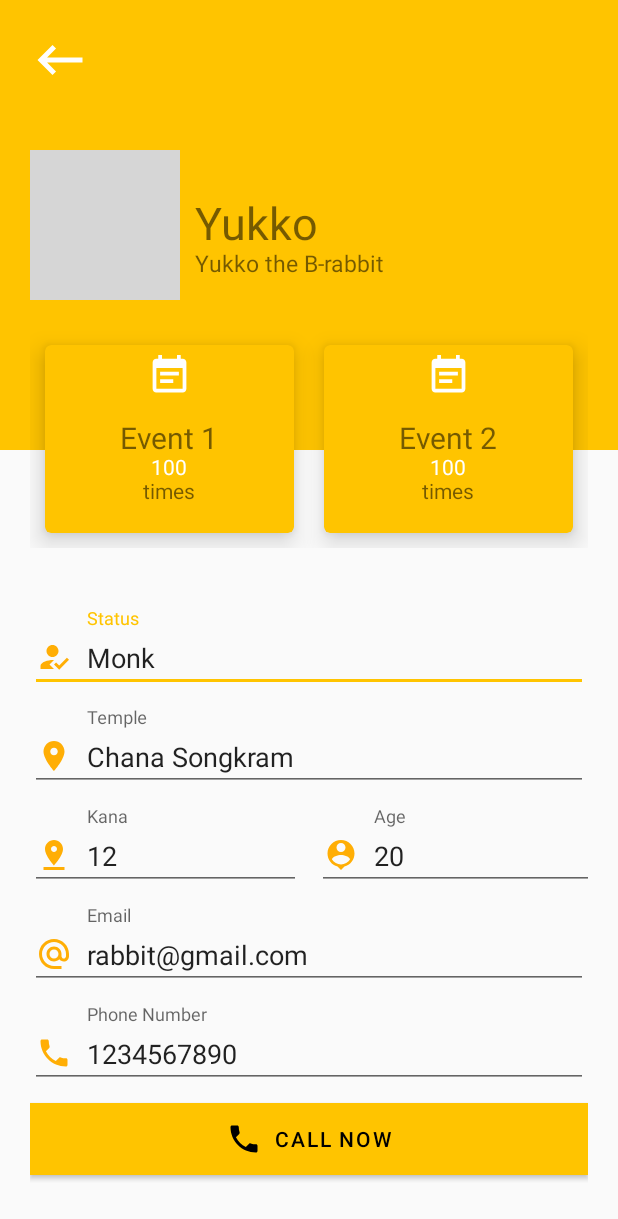
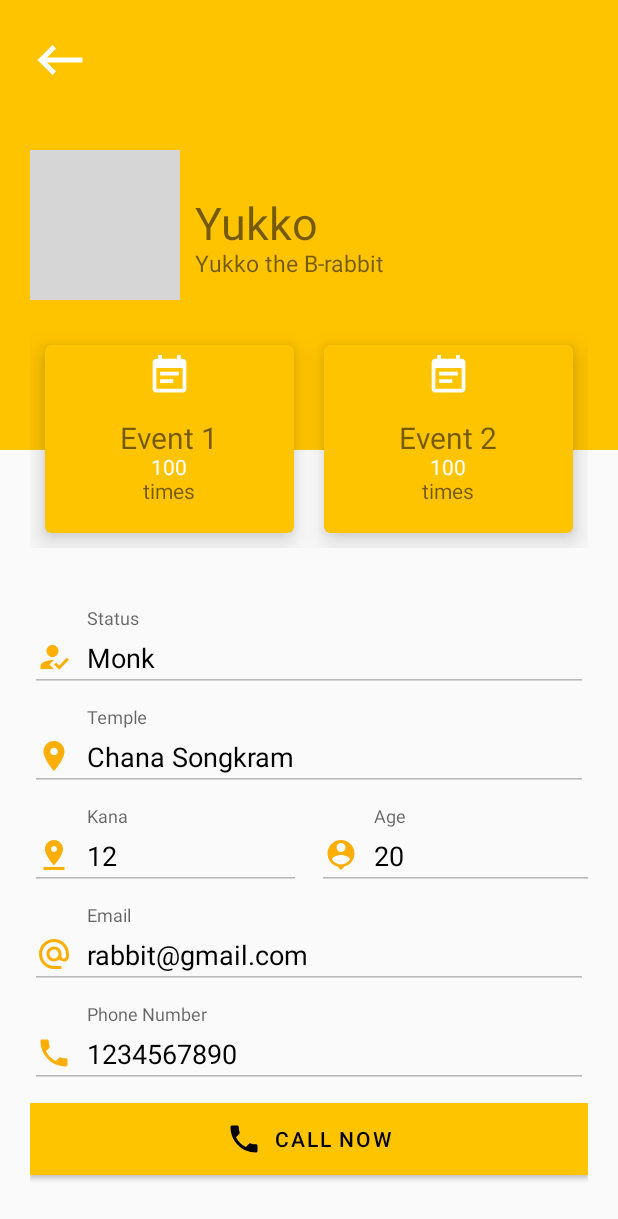
Before and after one commit to Alohadancemeow/App_demo4, an Android app: the ProfileReviewActivity screen opened directly, with no data from a screen before it, on a phone screen of 412 x 824 dp. Shown: the top 1219 px of the screen. Run offline under Robolectric (Android 15) with nearby library versions, the phone set to English and light mode, and no system bars; our stand-ins replace Firebase (no records; nobody signed in at launch, a user with empty details on screens opened directly); Roboto replaces fonts that are not available here; grey boxes are pictures that could not be loaded.

Commit message:
Add ProfileReviewActivity.kt, ... Data is completed!!

```diff
--- a/app/src/main/java/com/example/app_demo4/activity/ProfileReviewActivity.kt
+++ b/app/src/main/java/com/example/app_demo4/activity/ProfileReviewActivity.kt
@@ -3,6 +3,7 @@ package com.example.app_demo4.activity
 import androidx.appcompat.app.AppCompatActivity
 import android.os.Bundle
 import android.view.WindowManager
+import android.widget.Toast
 import com.example.app_demo4.R
 import com.google.firebase.firestore.FirebaseFirestore
 import kotlinx.android.synthetic.main.activity_profile_review.*
@@ -20,6 +21,7 @@ class ProfileReviewActivity : AppCompatActivity() {
         // set property
         mDatabase = FirebaseFirestore.getInstance()
 
+        // Receive intent from User 1/2 Fragments
         if (intent.extras != null) {
 
             val userId = intent.extras!!.get("userId").toString()
@@ -27,6 +29,8 @@ class ProfileReviewActivity : AppCompatActivity() {
             userRef.addSnapshotListener { value, error ->
 
                 if (error != null) finish()
+
+                Toast.makeText(baseContext, "User id: $userId", Toast.LENGTH_LONG).show()
 
                 // else
                 val display_name = value?.get("display_name").toString()
--- a/app/src/main/res/layout/activity_profile_review.xml
+++ b/app/src/main/res/layout/activity_profile_review.xml
@@ -198,6 +198,10 @@
                     android:layout_height="wrap_content"
                     android:drawableStart="@drawable/ic_user_status_yellow"
                     android:drawablePadding="10dp"
+                    android:focusable="false"
+                    android:textStyle="normal"
+                    android:enabled="false"
+                    android:textColor="@android:color/black"
                     android:text="Monk" />
 
             </com.google.android.material.textfield.TextInputLayout>
@@ -214,6 +218,10 @@
                     android:layout_height="wrap_content"
                     android:drawableStart="@drawable/ic_location_yellow"
                     android:drawablePadding="10dp"
+                    android:focusable="false"
+                    android:textStyle="normal"
+                    android:enabled="false"
+                    android:textColor="@android:color/black"
                     android:text="Chana Songkram" />
 
             </com.google.android.material.textfield.TextInputLayout>
@@ -238,7 +246,10 @@
                         android:layout_height="wrap_content"
                         android:drawableStart="@drawable/ic_location_drop_yellow"
                         android:drawablePadding="10dp"
-                        android:inputType="number"
+                        android:focusable="false"
+                        android:textStyle="normal"
+                        android:enabled="false"
+                        android:textColor="@android:color/black"
                         android:text="12" />
 
                 </com.google.android.material.textfield.TextInputLayout>
@@ -256,28 +267,15 @@
                         android:layout_height="wrap_content"
                         android:drawableStart="@drawable/ic_person_age_yellow"
                         android:drawablePadding="10dp"
-                        android:inputType="number"
+                        android:focusable="false"
+                        android:textStyle="normal"
+                        android:enabled="false"
+                        android:textColor="@android:color/black"
                         android:text="20" />
 
                 </com.google.android.material.textfield.TextInputLayout>
 
             </LinearLayout>
-
-            <!--            <com.google.android.material.textfield.TextInputLayout-->
-            <!--                android:layout_width="match_parent"-->
-            <!--                android:layout_height="wrap_content"-->
-            <!--                android:layout_marginBottom="10dp"-->
-            <!--                android:hint="Kana">-->
-
-            <!--                <com.google.android.material.textfield.TextInputEditText-->
-            <!--                    android:layout_width="match_parent"-->
-            <!--                    android:layout_height="wrap_content"-->
-            <!--                    android:drawableLeft="@drawable/ic_info"-->
-            <!--                    android:drawablePadding="10dp"-->
-            <!--                    android:text="12" />-->
-
-            <!--            </com.google.android.material.textfield.TextInputLayout>-->
-
 
             <com.google.android.material.textfield.TextInputLayout
                 android:id="@+id/email_review"
@@ -291,7 +289,10 @@
                     android:layout_height="wrap_content"
                     android:drawableStart="@drawable/ic_email_yellow"
                     android:drawablePadding="10dp"
-                    android:inputType="textEmailAddress"
+                    android:focusable="false"
+                    android:textStyle="normal"
+                    android:enabled="false"
+                    android:textColor="@android:color/black"
                     android:text="rabbit@gmail.com" />
 
             </com.google.android.material.textfield.TextInputLayout>
@@ -308,7 +309,10 @@
                     android:layout_height="wrap_content"
                     android:drawableStart="@drawable/ic_phone_yellow"
                     android:drawablePadding="10dp"
-                    android:inputType="number"
+                    android:focusable="false"
+                    android:textStyle="normal"
+                    android:enabled="false"
+                    android:textColor="@android:color/black"
                     android:text="1234567890" />
 
             </com.google.android.material.textfield.TextInputLayout>
```
Also changed, not shown: app/src/main/java/com/example/app_demo4/adapter/UserRecyclerViewAdapter.kt (+18 -4 lines), app/src/main/java/com/example/app_demo4/fragment/User1Fragment.kt (+28 -24 lines), app/src/main/java/com/example/app_demo4/fragment/User2Fragment.kt (+29 -0 lines).
